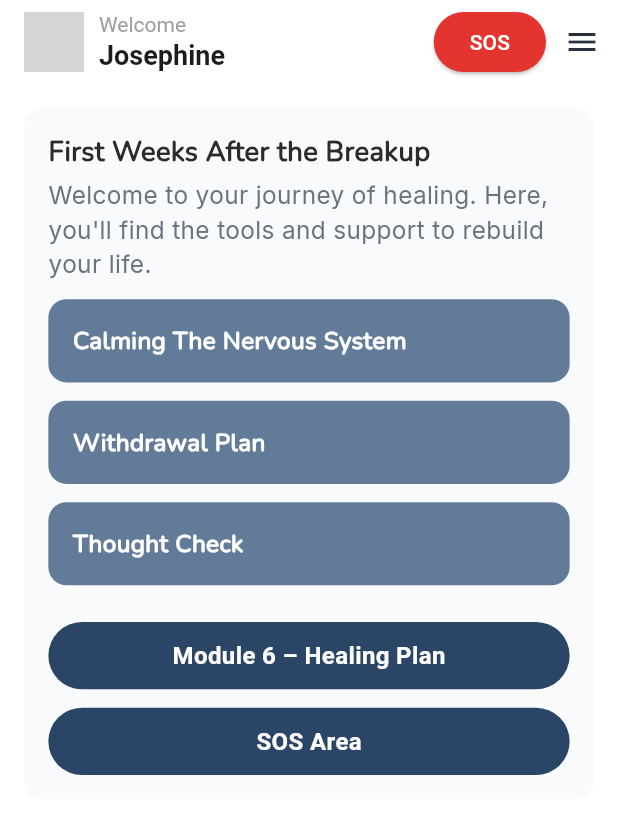
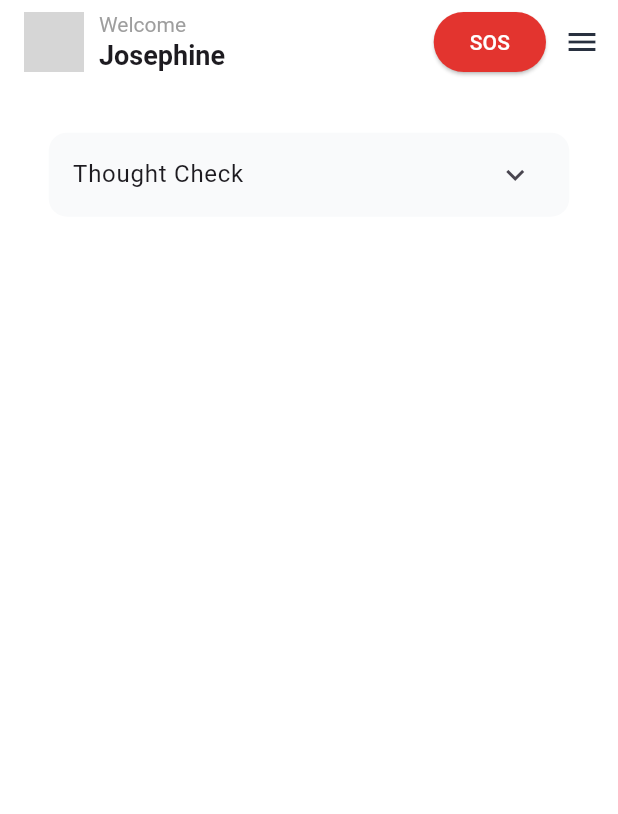
Before and after one commit to backbencherstudio/anninawyss_FO72194B15C03, a Flutter app: the ModuleFiveScreen screen opened by its route, after a tap on "Thought Check", on a phone screen of 412 x 824 dp. Shown: the top 814 px of the screen. Run offline on Flutter 3.47's test engine with Material 3 defaults, Android fonts, the light colour scheme and no system bars; our stand-ins replace fl_chart, flutter_riverpod, flutter_screenutil, pinput, riverpod; network calls fail; grey boxes are pictures that could not be loaded.

Commit message:
thought screen done(module - 5 done)

```diff
--- a/lib/core/route/route_manager.dart
+++ b/lib/core/route/route_manager.dart
@@ -1,5 +1,6 @@
-import 'package:anninawyss_o72194b15c03/presentation/all_module/module_five/calming_nervous_system.dart';
-import 'package:anninawyss_o72194b15c03/presentation/all_module/module_five/module_five_screen.dart';
+import 'package:anninawyss_o72194b15c03/presentation/all_module/module_five/view/calming_nervous_system.dart';
+import 'package:anninawyss_o72194b15c03/presentation/all_module/module_five/view/module_five_screen.dart';
+import 'package:anninawyss_o72194b15c03/presentation/all_module/module_five/view/thought_check_screen.dart';
 import 'package:anninawyss_o72194b15c03/presentation/all_module/module_four/view/grey_rock_screen.dart';
 import 'package:anninawyss_o72194b15c03/presentation/all_module/module_four/view/module_four_screen.dart';
 import 'package:anninawyss_o72194b15c03/presentation/all_module/module_four/view/separation_script_screen.dart';
@@ -25,6 +26,7 @@ import 'package:anninawyss_o72194b15c03/presentation/home/view/daily_reflection_
 import 'package:anninawyss_o72194b15c03/presentation/splash/view/splash_screen.dart';
 import 'package:flutter/material.dart';
 
+import '../../presentation/all_module/module_five/view/withdrawal_plan_screen.dart';
 import '../../presentation/all_module/module_four/view/preparation_screen.dart';
 import '../../presentation/all_module/module_one/view/disclaimer_app_screen.dart';
 import '../../presentation/all_module/module_one/view/explain_app_details.dart';
@@ -79,6 +81,9 @@ class Routes{
   static const String separationScriptRoute = "/separationScriptRoute";
   static const String moduleFiveScreenRoute = "/moduleFiveScreenRoute";
   static const String calmingNervousSystemRoute = "/calmingNervousSystemRoute";
+  static const String withdrawalPlanRoute = "/withdrawalPlanRoute";
+  static const String thoughtCheckRoute = "/thoughtCheckRoute";
+
 
   static const String onBoadingRoute="/onBoading";
   static const String registerRoute="/register";
@@ -165,6 +170,10 @@ class RouteGenerator{
           return MaterialPageRoute(builder: (_)=> ModuleFiveScreen());
      case Routes.calmingNervousSystemRoute:
           return MaterialPageRoute(builder: (_)=> CalmingNervousSystem());
+     case Routes.withdrawalPlanRoute:
+          return MaterialPageRoute(builder: (_)=> WithdrawalPlanScreen());
+     case Routes.thoughtCheckRoute:
+          return MaterialPageRoute(builder: (_)=> ThoughtCheckScreen());
 
       default:
       return unDefineRoute();
--- /dev/null
+++ b/lib/presentation/all_module/module_five/provider/thought_check_provider.dart
@@ -0,0 +1,19 @@
+import 'package:flutter_riverpod/flutter_riverpod.dart';
+import 'package:riverpod/legacy.dart';
+
+// StateNotifier to track which items are expanded
+class ThoughtCheckNotifier extends StateNotifier<List<bool>> {
+  ThoughtCheckNotifier(int itemCount) : super(List.generate(itemCount, (_) => false));
+
+  void toggle(int index) {
+    state = [
+      for (int i = 0; i < state.length; i++)
+        if (i == index) !state[i] else state[i],
+    ];
+  }
+}
+
+// Provider
+final thoughtCheckProvider = StateNotifierProvider<ThoughtCheckNotifier, List<bool>>(
+      (ref) => ThoughtCheckNotifier(1), // 5 items
+);
--- a/lib/presentation/all_module/module_five/module_five_screen.dart
+++ b/lib/presentation/all_module/module_five/view/module_five_screen.dart
@@ -6,7 +6,7 @@ import 'package:anninawyss_o72194b15c03/presentation/widgets/custom_content_butt
 import 'package:flutter/material.dart';
 import 'package:flutter_screenutil/flutter_screenutil.dart';
 
-import '../../../core/route/route_manager.dart';
+import '../../../../core/route/route_manager.dart';
 
 class ModuleFiveScreen extends StatefulWidget {
   const ModuleFiveScreen({super.key});
@@ -43,9 +43,13 @@ class _ModuleFiveScreenState extends State<ModuleFiveScreen> {
                       Navigator.pushNamed(context, Routes.calmingNervousSystemRoute);
                     }),
                     SizedBox(height: 12.h,),
-                    CustomContentButton(text: "Withdrawal Plan", onTap:(){} ),
+                    CustomContentButton(text: "Withdrawal Plan", onTap:(){
+                      Navigator.pushNamed(context, Routes.withdrawalPlanRoute);
+                    } ),
                     SizedBox(height: 12.h,),
-                    CustomContentButton(text: "Thought Check", onTap: (){}),
+                    CustomContentButton(text: "Thought Check", onTap: (){
+                      Navigator.pushNamed(context, Routes.thoughtCheckRoute);
+                    }),
                     SizedBox(height: 24.h,),
                     CustomButton(buttonText: "Module 6 – Healing Plan", onTap: (){}),
                     SizedBox(height: 12.h,),
--- /dev/null
+++ b/lib/presentation/all_module/module_five/view/thought_check_screen.dart
@@ -0,0 +1,215 @@
+import 'package:anninawyss_o72194b15c03/core/constansts/app_colors.dart';
+import 'package:anninawyss_o72194b15c03/presentation/widgets/custom_app_bar.dart';
+import 'package:flutter/material.dart';
+import 'package:flutter_riverpod/flutter_riverpod.dart';
+import 'package:flutter_screenutil/flutter_screenutil.dart';
+
+import '../../../../core/constansts/app_text_style.dart';
+import '../../../widgets/custom_button.dart';
+import '../../../widgets/custom_description_widget.dart';
+import '../provider/thought_check_provider.dart';
+import '../provider/withdrawal_plan_provider.dart';
+
+class ThoughtCheckScreen extends ConsumerStatefulWidget {
+  const ThoughtCheckScreen({super.key});
+
+  @override
+  ConsumerState<ThoughtCheckScreen> createState() => _ThoughtCheckScreenState();
+}
+
+class _ThoughtCheckScreenState extends ConsumerState<ThoughtCheckScreen> {
+  final TextEditingController _textEditingController = TextEditingController();
+  final List<String> _titles = ["Thought Check"];
+
+  @override
+  Widget build(BuildContext context) {
+    final thoughtCheck = ref.watch(thoughtCheckProvider);
+
+    return Scaffold(
+      backgroundColor: AppColors.whiteBackgroundColor,
+      appBar: CustomAppBar(),
+      body: Padding(
+        padding: EdgeInsets.all(16.r),
+        child: Column(
+          crossAxisAlignment: CrossAxisAlignment.start,
+          children: [
+            Expanded(
+              child: Container(
+                padding: EdgeInsets.all(16.r),
+                decoration: BoxDecoration(
+                  color: AppColors.whiteBackgroundColor,
+                  borderRadius: BorderRadius.circular(12.r),
+                ),
+                child: ListView.builder(
+                  shrinkWrap: true,
+                  itemCount: thoughtCheck.length,
+                  itemBuilder: (context, index) {
+                    return Container(
+                      margin: EdgeInsets.only(bottom: 8.h),
+                      decoration: BoxDecoration(
+                        color: index == 0
+                            ? AppColors.cardBackgroundColor
+                            : AppColors.cardBackgroundColor,
+                        borderRadius: BorderRadius.circular(12.r),
+                      ),
+                      child: Column(
+                        children: [
+                          ListTile(
+                            title: Text(_titles[index]),
+                            trailing: Icon(
+                              thoughtCheck[index]
+                                  ? Icons.keyboard_arrow_up
+                                  : Icons.keyboard_arrow_down,
+                            ),
+                            onTap: () {
+                              ref
+                                  .read(thoughtCheckProvider.notifier)
+                                  .toggle(index);
+                            },
+                          ),
+                          if (thoughtCheck[index])
+                            Container(
+                              padding: EdgeInsets.fromLTRB(16.r, 0, 16.r, 16.r),
+                              child: Column(
+                                children: [
+                                  _buildContainer(index),
+                                  SizedBox(height: 16.h),
+                                  Container(
+                                    width: double.infinity,
+                                    padding: EdgeInsets.all(16.r),
+                                    decoration: BoxDecoration(
+                                      color: AppColors.whiteBackgroundColor,
+                                      borderRadius: BorderRadius.circular(12.r),
+                                    ),
+                                    child: Center(
+                                      child: Row(
+                                        mainAxisAlignment:
+                                            MainAxisAlignment.start,
+                                        children: [
+                                          Icon(
+                                            Icons.circle,
+                                            size: 8.r,
+                                            color: Colors.black,
+                                          ),
+                                          SizedBox(width: 8.w),
+                                          Text(
+                                            "Questions?",
+                                            style: AppTextStyles
+                                                .nunitoS16BoldC2F2A29,
+                                          ),
+                                        ],
+                                      ),
+                                    ),
+                                  ),
+
+                                  SizedBox(height: 16.h),
+                                ],
+                              ),
+                            ),
+                        ],
+                      ),
+                    );
+                  },
+                ),
+              ),
+            ),
+          ],
+        ),
+      ),
+    );
+  }
+
+  Widget _buildContainer(int index) {
+    switch (index) {
+      case 0:
+        return Container(
+          decoration: BoxDecoration(
+            color: AppColors.whiteBackgroundColor,
+            borderRadius: BorderRadius.circular(12.r),
+          ),
+          alignment: Alignment.center,
+          child: Column(
+            crossAxisAlignment: CrossAxisAlignment.start, // optional
+            children: [
+              CustomDescriptionTextField(
+                hintText: "Start writing your letter...",
+                controller: _textEditingController,
+              ),
+
+              SizedBox(height: 20),
+
+              Table(
+                border: TableBorder.all(color: Colors.black54, width: 1),
+                columnWidths: const {
+                  0: FlexColumnWidth(1),
+                  1: FlexColumnWidth(1),
+                },
+                children: const [
+                  TableRow(
+                    children: [
+                      Padding(padding: EdgeInsets.all(8), child: Text("Name")),
+                      Padding(
+                        padding: EdgeInsets.all(8),
+                        child: Text("John Doe"),
+                      ),
+                    ],
+                  ),
+                  TableRow(
+                    children: [
+                      Padding(padding: EdgeInsets.all(8), child: Text("Age")),
+                      Padding(padding: EdgeInsets.all(8), child: Text("25")),
+                    ],
+                  ),
+                  TableRow(
+                    children: [
+                      Padding(padding: EdgeInsets.all(8), child: Text("City")),
+                      Padding(padding: EdgeInsets.all(8), child: Text("Dhaka")),
+                    ],
+                  ),
+                ],
+              ),
+            ],
+          ),
+        );
+
+      default:
+        return Container(
+          decoration: BoxDecoration(
+            color: Colors.white,
+            borderRadius: BorderRadius.circular(12),
+          ),
+          alignment: Alignment.center,
+          child: Column(
+            children: [
+              Row(
+                crossAxisAlignment:
+                    CrossAxisAlignment.start, // aligns children to the top
+                children: [
+                  Padding(
+                    padding: EdgeInsets.only(
+                      top: 4.r,
+                    ), // optional: adjust if text baseline is higher
+                    child: Icon(Icons.circle, size: 8.r, color: Colors.black),
+                  ),
+                  SizedBox(width: 8.w),
+                  Expanded(
+                    child: Text(
+                      'The 4-7-8 breathing technique, also known as "relaxing breath," involves breathing in for 4 seconds, holding the breath for 7 seconds, and exhaling for 8 seconds.',
+                      style: AppTextStyles
+                          .nunitoS14RegularC2F2A29, // optional: set font size
+                    ),
+                  ),
+                ],
+              ),
+              SizedBox(height: 12.h),
+              CustomButton(
+                buttonText: "Module 3 : Negative Experience",
+                textSize: 14.sp,
+                onTap: () {},
+              ),
+            ],
+          ),
+        );
+    }
+  }
+}
```
